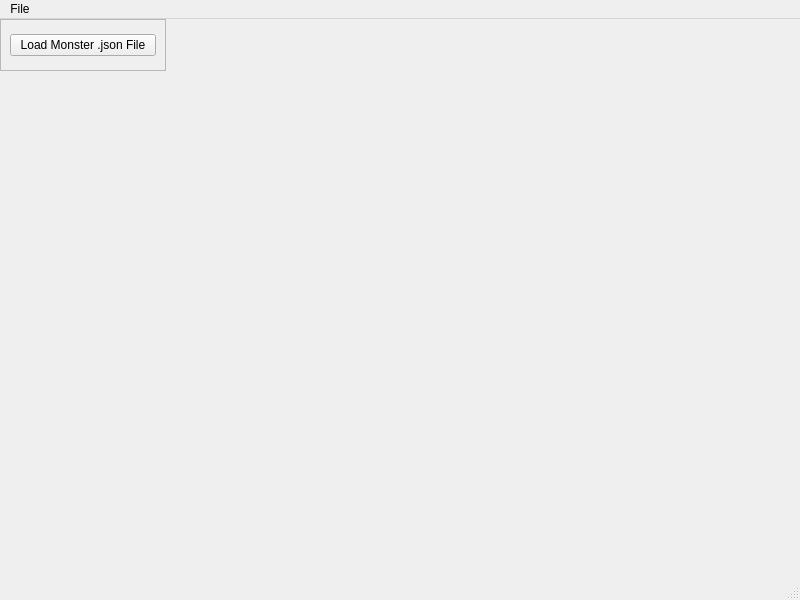
Old version of the form qtdesignfiles/mainwindow.ui in the repository ryanmalley101/5eAutomation.
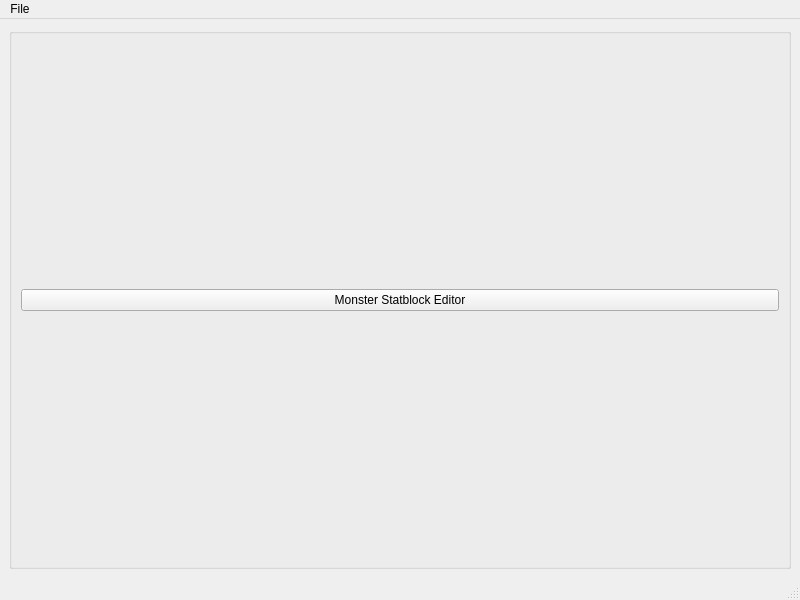
New version of the form.

```diff
--- a/qtdesignfiles/mainwindow.ui
+++ b/qtdesignfiles/mainwindow.ui
@@ -14,31 +14,24 @@
    <string>MainWindow</string>
   </property>
   <widget class="QWidget" name="centralwidget">
-   <widget class="QFrame" name="frame">
-    <property name="geometry">
-     <rect>
-      <x>0</x>
-      <y>0</y>
-      <width>166</width>
-      <height>52</height>
-     </rect>
-    </property>
-    <property name="frameShape">
-     <enum>QFrame::StyledPanel</enum>
-    </property>
-    <property name="frameShadow">
-     <enum>QFrame::Raised</enum>
-    </property>
-    <layout class="QGridLayout" name="gridLayout">
+   <layout class="QGridLayout" name="gridLayout_3">
+    <item row="0" column="0">
+     <widget class="QGroupBox" name="groupBox">
+      <property name="title">
+       <string/>
+      </property>
+      <layout class="QGridLayout" name="gridLayout_2">
      <item row="0" column="0">
       <widget class="QPushButton" name="load_monster_button">
        <property name="text">
-        <string>Load Monster .json File</string>
+          <string>Monster Statblock Editor</string>
        </property>
       </widget>
      </item>
     </layout>
    </widget>
+    </item>
+   </layout>
   </widget>
   <widget class="QMenuBar" name="menubar">
    <property name="geometry">
```
Lines whose indentation alone changed are shown as unchanged.
